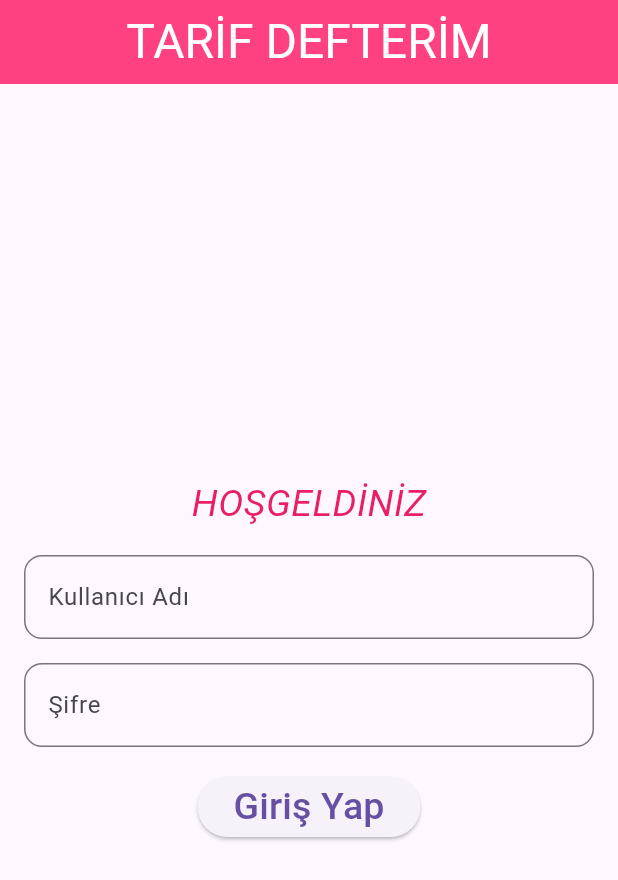
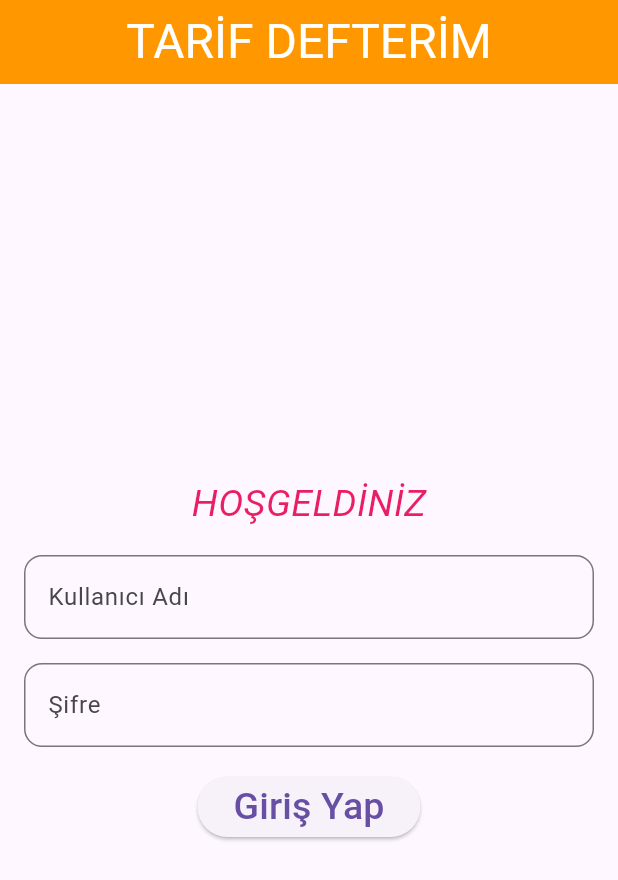
Before and after one commit to dilara-karaca/proje, a Flutter app: the screen it shows after launch, on a phone screen of 412 x 824 dp. Shown: the top 880 px of the screen. Run offline on Flutter 3.47's test engine with Material 3 defaults, Android fonts, the phone set to English and light mode, and no system bars.

Commit message:
tekrar renk değştirdim

```diff
--- a/lib/ana_sayfa.dart
+++ b/lib/ana_sayfa.dart
@@ -18,7 +18,7 @@ class AnaSayfa extends StatelessWidget {
             fontSize: 32,
           ),
         ),
-        backgroundColor: Colors.pinkAccent,
+        backgroundColor: Colors.orange,
         centerTitle: true,
       ),
       body: Center(
```
